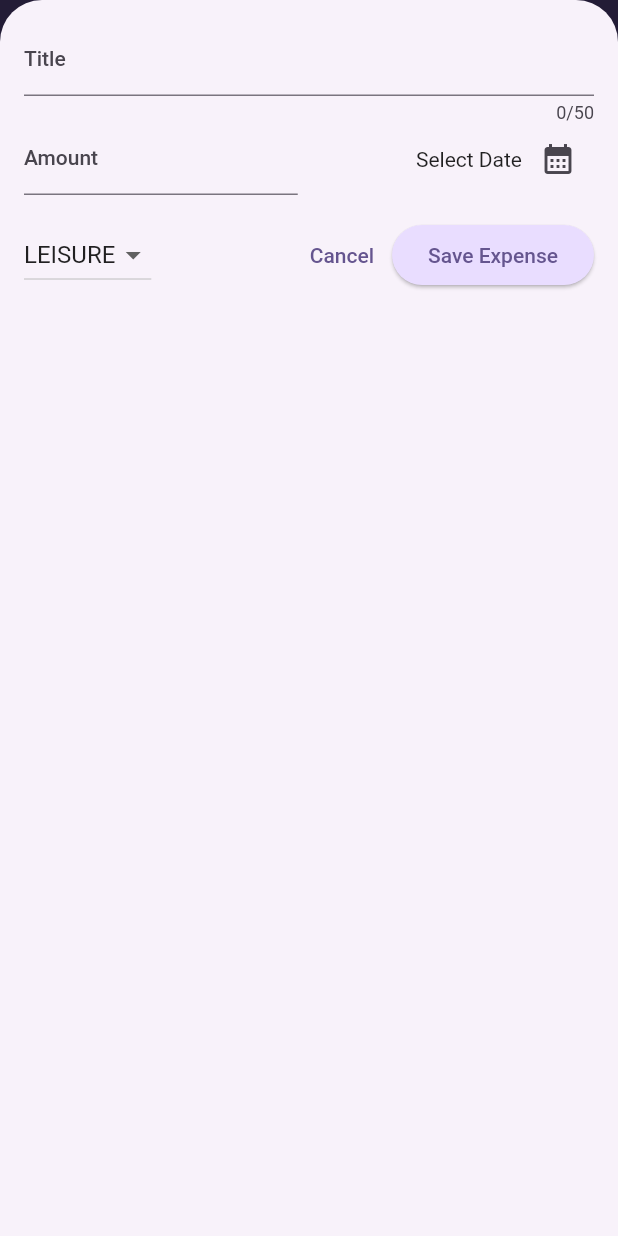
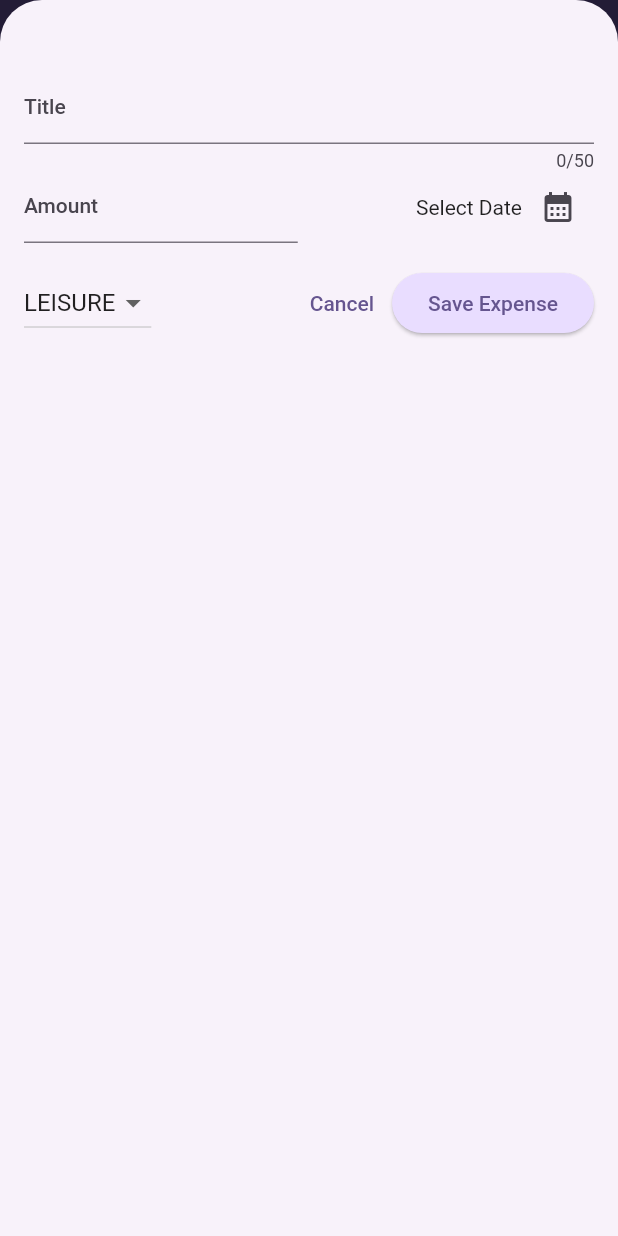
Before and after one commit to toxirjon96/expense_tracker, a Flutter app: the screen it shows after launch, after a tap on the "add" icon, on a phone screen of 412 x 824 dp. Run offline on Flutter 3.47's test engine with Material 2 defaults, Android fonts, the phone set to English and light mode, and no system bars.

Commit message:
app modified

```diff
--- a/lib/src/ui/expenses.dart
+++ b/lib/src/ui/expenses.dart
@@ -57,6 +57,7 @@
   void _openAddExpenseOverlay() {
     showModalBottomSheet(
       isScrollControlled: true,
+      useSafeArea: true,
       context: context,
       builder: (ctx) => NewExpense(
         onAddExpense: _addNewExpense,
@@ -66,6 +67,7 @@
 
   @override
   Widget build(BuildContext context) {
+    final width = MediaQuery.of(context).size.width;
     Widget mainContent = const Center(
       child: Text("No expense found! Try to add new one!"),
     );
@@ -85,9 +87,20 @@
           ),
         ],
       ),
-      body: Column(
+      body: width < 600
+          ? Column(
               children: [
                 Chart(expenses: _registeredExpenses),
+                Expanded(
+                  child: mainContent,
+                ),
+              ],
+            )
+          : Row(
+              children: [
+                Expanded(
+                  child: Chart(expenses: _registeredExpenses),
+                ),
                 Expanded(
                   child: mainContent,
                 ),
--- a/lib/src/ui/new_expense.dart
+++ b/lib/src/ui/new_expense.dart
@@ -80,10 +80,45 @@
 
   @override
   Widget build(BuildContext context) {
-    return Padding(
-      padding: const EdgeInsets.all(16),
+    final keyboardSpace = MediaQuery.of(context).viewInsets.bottom;
+    return LayoutBuilder(builder: (ctx, constraints) {
+      final width = constraints.maxWidth;
+      return SizedBox(
+        height: double.infinity,
+        child: SingleChildScrollView(
+          child: Padding(
+            padding: EdgeInsets.fromLTRB(16, 48, 16, keyboardSpace + 16),
             child: Column(
               children: [
+                if (width >= 600)
+                  Row(
+                    crossAxisAlignment: CrossAxisAlignment.start,
+                    children: [
+                      Expanded(
+                        child: TextField(
+                          maxLength: 50,
+                          controller: _titleController,
+                          decoration: const InputDecoration(
+                            label: Text("Title"),
+                          ),
+                        ),
+                      ),
+                      const SizedBox(
+                        width: 24,
+                      ),
+                      Expanded(
+                        child: TextField(
+                          keyboardType: TextInputType.number,
+                          controller: _amountController,
+                          decoration: const InputDecoration(
+                            prefixText: '\$',
+                            label: Text("Amount"),
+                          ),
+                        ),
+                      )
+                    ],
+                  )
+                else
                   TextField(
                     maxLength: 50,
                     controller: _titleController,
@@ -91,6 +126,48 @@
                       label: Text("Title"),
                     ),
                   ),
+                if (width >= 600)
+                  Row(
+                    children: [
+                      Expanded(
+                        child: DropdownButton(
+                          value: _selectedCategory,
+                          items: Category.values
+                              .map(
+                                (category) => DropdownMenuItem(
+                                  value: category,
+                                  child: Text(category.categoryName),
+                                ),
+                              )
+                              .toList(),
+                          onChanged: (value) {
+                            if (value != null) {
+                              setState(() {
+                                _selectedCategory = value;
+                              });
+                            }
+                          },
+                        ),
+                      ),
+                      const SizedBox(
+                        width: 24,
+                      ),
+                      Expanded(
+                        child: Row(
+                          mainAxisAlignment: MainAxisAlignment.end,
+                          crossAxisAlignment: CrossAxisAlignment.center,
+                          children: [
+                            Text(selectedDate),
+                            IconButton(
+                              onPressed: _presentDatePicker,
+                              icon: const Icon(Icons.calendar_month),
+                            ),
+                          ],
+                        ),
+                      ),
+                    ],
+                  )
+                else
                   Row(
                     children: [
                       Expanded(
@@ -124,6 +201,23 @@
                 const SizedBox(
                   height: 16,
                 ),
+                if (width >= 600)
+                  Row(
+                    children: [
+                      const Spacer(),
+                      TextButton(
+                        onPressed: () {
+                          Navigator.pop(context);
+                        },
+                        child: const Text("Cancel"),
+                      ),
+                      ElevatedButton(
+                        onPressed: addExpense,
+                        child: const Text("Save Expense"),
+                      ),
+                    ],
+                  )
+                else
                   Row(
                     children: [
                       DropdownButton(
@@ -159,6 +253,9 @@
                   ),
               ],
             ),
+          ),
+        ),
       );
+    });
   }
 }
```
Also changed, not shown: 42 other files. Lines whose indentation alone changed are shown as unchanged.
